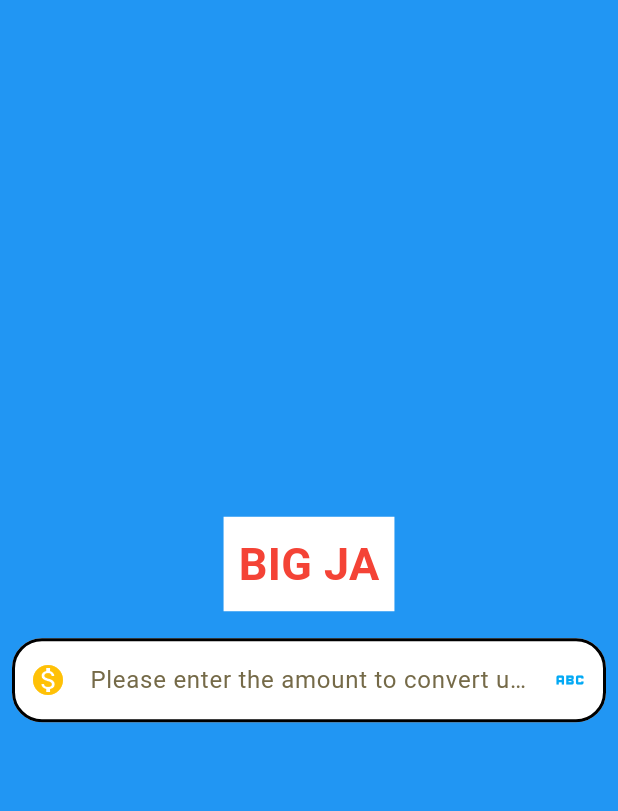
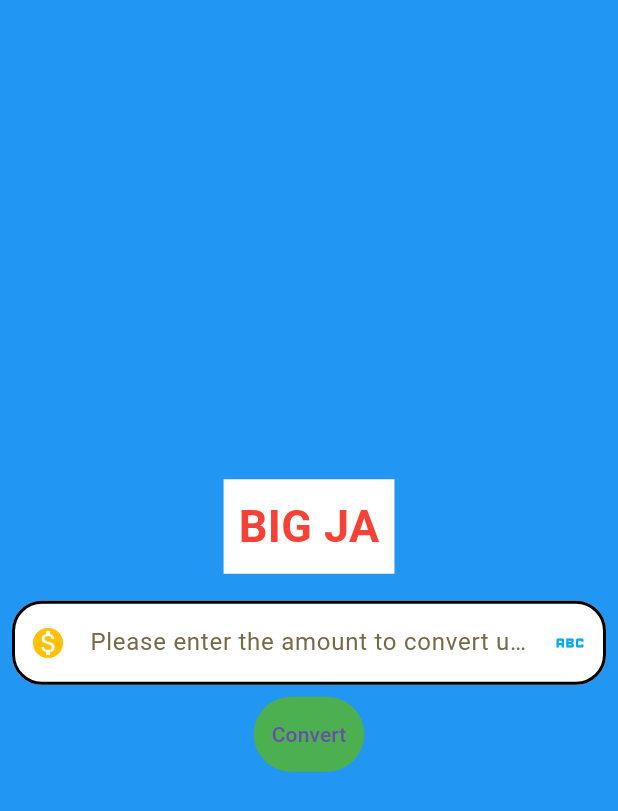
Before and after one commit to BirukM14/Get-start, a Flutter app: the screen it shows after launch, on a phone screen of 412 x 824 dp. Shown: the top 811 px of the screen. Run offline on Flutter 3.47's test engine with Material 3 defaults, Android fonts, the phone set to English and light mode, and no system bars.

Commit message:
currency_converter update

```diff
--- a/lib/pages/currency_converter.dart
+++ b/lib/pages/currency_converter.dart
@@ -1,3 +1,4 @@
+import 'package:flutter/foundation.dart';
 import 'package:flutter/material.dart';
 
 class CurrencyConverter extends StatelessWidget {
@@ -25,7 +26,6 @@ class CurrencyConverter extends StatelessWidget {
               padding: const EdgeInsets.all(10),
               margin: const EdgeInsets.all(10),
               color: Colors.white,
-
               child: const Text(
                 "BIG JA",
                 style: TextStyle(
@@ -35,7 +35,6 @@ class CurrencyConverter extends StatelessWidget {
                 ),
               ),
             ),
-
             Container(
               padding: const EdgeInsets.all(8.0),
               child: TextField(
@@ -56,12 +55,22 @@ class CurrencyConverter extends StatelessWidget {
                   focusedBorder: border,
                   enabledBorder: border,
                 ),
-                keyboardType:const TextInputType.numberWithOptions(
+                keyboardType: const TextInputType.numberWithOptions(
                   decimal: true,
                 ),
               ),
             ),
-
+            TextButton(
+                onPressed: () {
+                  if (kDebugMode) {
+                    print("Convert button pressed");
+                  }
+                },
+                style: ButtonStyle(
+                  backgroundColor: WidgetStatePropertyAll(Colors.green),
+                  fixedSize: WidgetStatePropertyAll(Size(double.infinity, 50)),
+                ),
+                child: const Text("Convert")),
           ],
         ),
       ),
```
